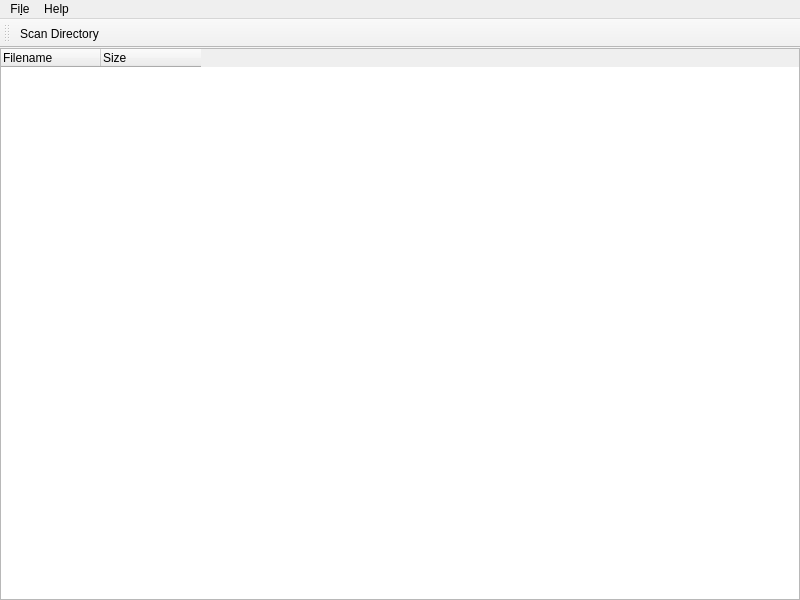
The window that mainwindow.ui (VeronikaLapa/file_copies_finder) describes before a commit, drawn with Qt 5.
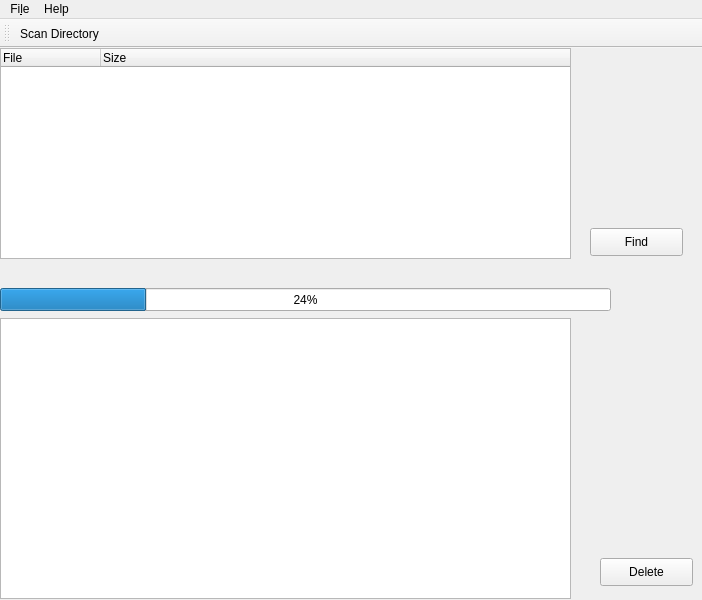
The same window after the commit.

Commit message: Gui changed. Add click action on treeItem

```diff
--- a/mainwindow.ui
+++ b/mainwindow.ui
@@ -6,7 +6,7 @@
    <rect>
     <x>0</x>
     <y>0</y>
-    <width>800</width>
+    <width>702</width>
     <height>600</height>
    </rect>
   </property>
@@ -14,48 +14,83 @@
    <string>MainWindow</string>
   </property>
   <widget class="QWidget" name="centralWidget">
-   <layout class="QHBoxLayout" name="horizontalLayout">
-    <property name="leftMargin">
-     <number>0</number>
+   <widget class="QListView" name="listView">
+    <property name="geometry">
+     <rect>
+      <x>0</x>
+      <y>270</y>
+      <width>571</width>
+      <height>281</height>
+     </rect>
     </property>
-    <property name="topMargin">
-     <number>0</number>
+   </widget>
+   <widget class="QPushButton" name="deleteButton">
+    <property name="geometry">
+     <rect>
+      <x>600</x>
+      <y>510</y>
+      <width>93</width>
+      <height>28</height>
+     </rect>
     </property>
-    <property name="rightMargin">
-     <number>0</number>
+    <property name="text">
+     <string>Delete</string>
     </property>
-    <property name="bottomMargin">
-     <number>0</number>
+   </widget>
+   <widget class="QTreeWidget" name="treeWidget">
+    <property name="geometry">
+     <rect>
+      <x>0</x>
+      <y>0</y>
+      <width>571</width>
+      <height>211</height>
+     </rect>
     </property>
-    <item>
-     <widget class="QTreeWidget" name="treeWidget">
-      <attribute name="headerMinimumSectionSize">
-       <number>100</number>
-      </attribute>
-      <attribute name="headerStretchLastSection">
-       <bool>false</bool>
-      </attribute>
-      <column>
-       <property name="text">
-        <string>Filename</string>
-       </property>
-      </column>
-      <column>
-       <property name="text">
-        <string>Size</string>
-       </property>
-      </column>
-     </widget>
-    </item>
-   </layout>
+    <column>
+     <property name="text">
+      <string>File</string>
+     </property>
+    </column>
+    <column>
+     <property name="text">
+      <string>Size</string>
+     </property>
+    </column>
+   </widget>
+   <widget class="QPushButton" name="findButton">
+    <property name="geometry">
+     <rect>
+      <x>590</x>
+      <y>180</y>
+      <width>93</width>
+      <height>28</height>
+     </rect>
+    </property>
+    <property name="text">
+     <string>Find</string>
+    </property>
+   </widget>
+   <widget class="QProgressBar" name="progressBar">
+    <property name="geometry">
+     <rect>
+      <x>0</x>
+      <y>240</y>
+      <width>611</width>
+      <height>23</height>
+     </rect>
+    </property>
+    <property name="value">
+     <number>24</number>
+    </property>
+   </widget>
   </widget>
   <widget class="QMenuBar" name="menuBar">
    <property name="geometry">
     <rect>
      <x>0</x>
      <y>0</y>
-     <width>800</width>
-     <height>27</height>
+     <width>702</width>
+     <height>26</height>
     </rect>
    </property>
    <widget class="QMenu" name="menuFile">
```
The commit also changes 3 other files.
